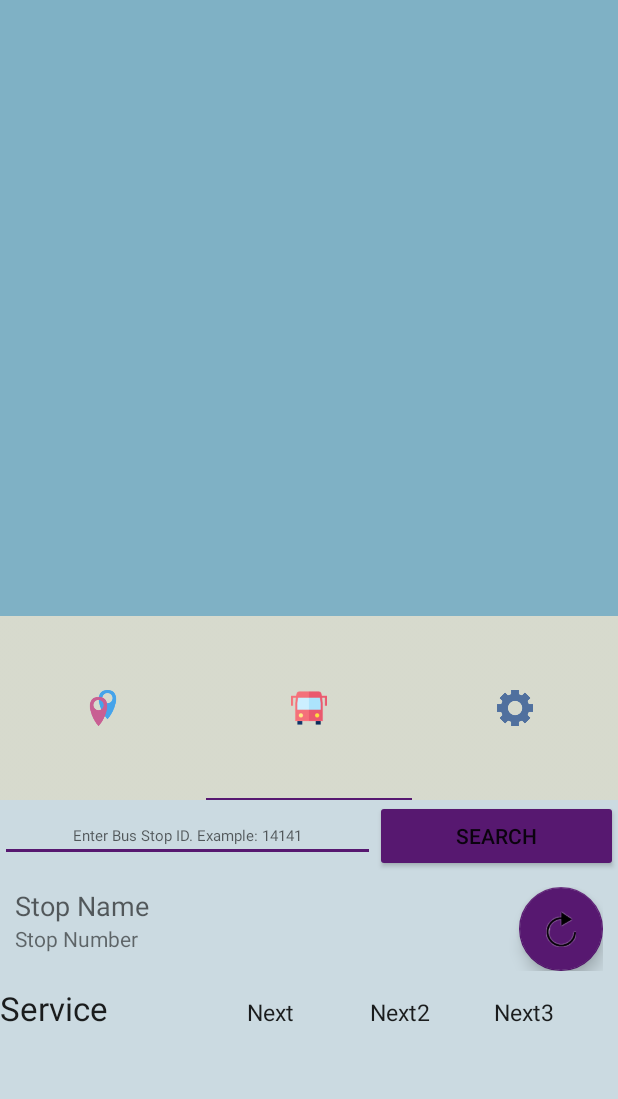
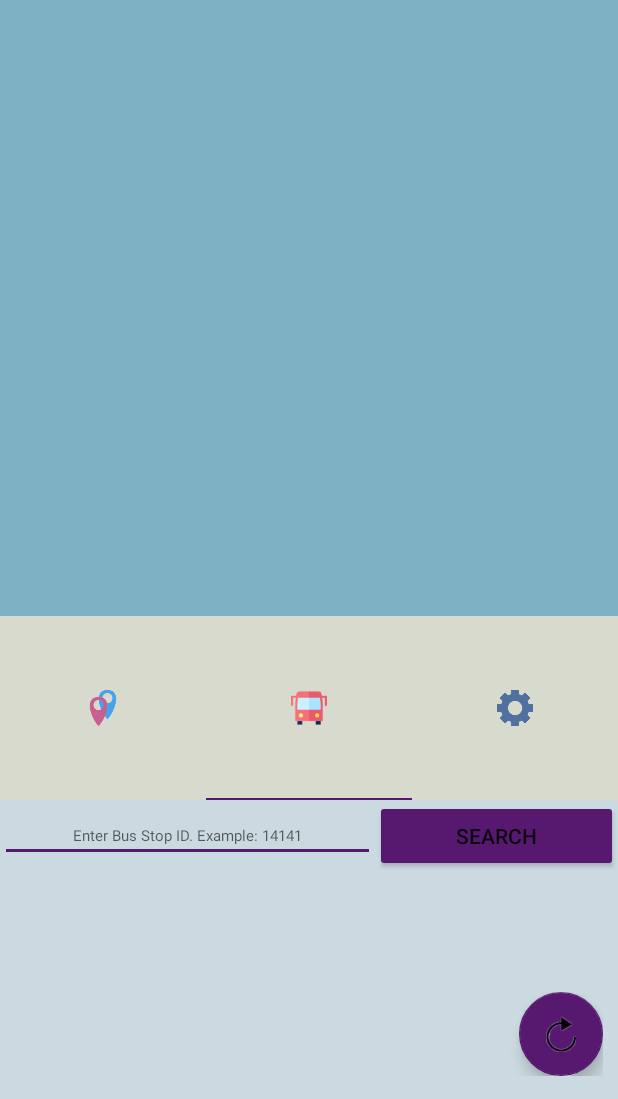
Before and after one commit to tanu17/BusTripper, an Android app: the screen it shows after launch (MainActivity), tab 2 chosen, on a phone screen of 412 x 824 dp, the part 137-1236 px from its top. Run offline under Robolectric (Android 15) with nearby library versions, the phone set to English and light mode, and no system bars; 23 statements that could not run were skipped.

Commit message:
Update fragment_find_bus_stop.xml

```diff
--- a/src/main/res/layout/fragment_find_bus_stop.xml
+++ b/src/main/res/layout/fragment_find_bus_stop.xml
@@ -3,8 +3,7 @@
     android:layout_width="match_parent"
     android:layout_height="match_parent"
     android:background="#AFEEEEEE">
-    tools:context="com.bustripper.bustripper.UserInterface.FindBusServiceActivity">
-
+    <!-- TO BE INSERTED WITH THE CORRESPONDING JAVA ACTIVITY FILE: tools:context="com.bustripper.bustripper.UserInterface.___________">  -->
     <LinearLayout
         android:layout_width="match_parent"
         android:layout_height="match_parent"
@@ -12,7 +11,9 @@
         <LinearLayout
             android:layout_width="match_parent"
             android:layout_height="wrap_content"
-            android:orientation="horizontal">
+            android:orientation="horizontal"
+            android:layout_marginBottom="70dp"
+            android:id="@+id/hide_searchview">
 
             <EditText
                 android:layout_width="250dp"
@@ -57,14 +58,14 @@
                     android:layout_width="wrap_content"
                     android:layout_height="wrap_content"
                     android:textAppearance="?android:attr/textAppearanceMedium"
-                    android:text="Stop Name"
+                    tools:text="Stop Name"
                     android:id="@+id/textView_stop_name" />
 
                 <TextView
                     android:layout_width="wrap_content"
                     android:layout_height="wrap_content"
                     android:textAppearance="?android:attr/textAppearanceSmall"
-                    android:text="Stop Number"
+                    tools:text="Stop Number"
                     android:id="@+id/textView_stop_no" />
 
             </LinearLayout>
@@ -88,7 +89,7 @@
                 android:layout_height="wrap_content"
                 android:textAppearance="?android:attr/textAppearanceLarge"
                 android:text="Service"
-                android:id="@+id/textView"
+                android:id="@+id/ServicetextView"
                 android:layout_weight="2" />
 
             <TextView
```
